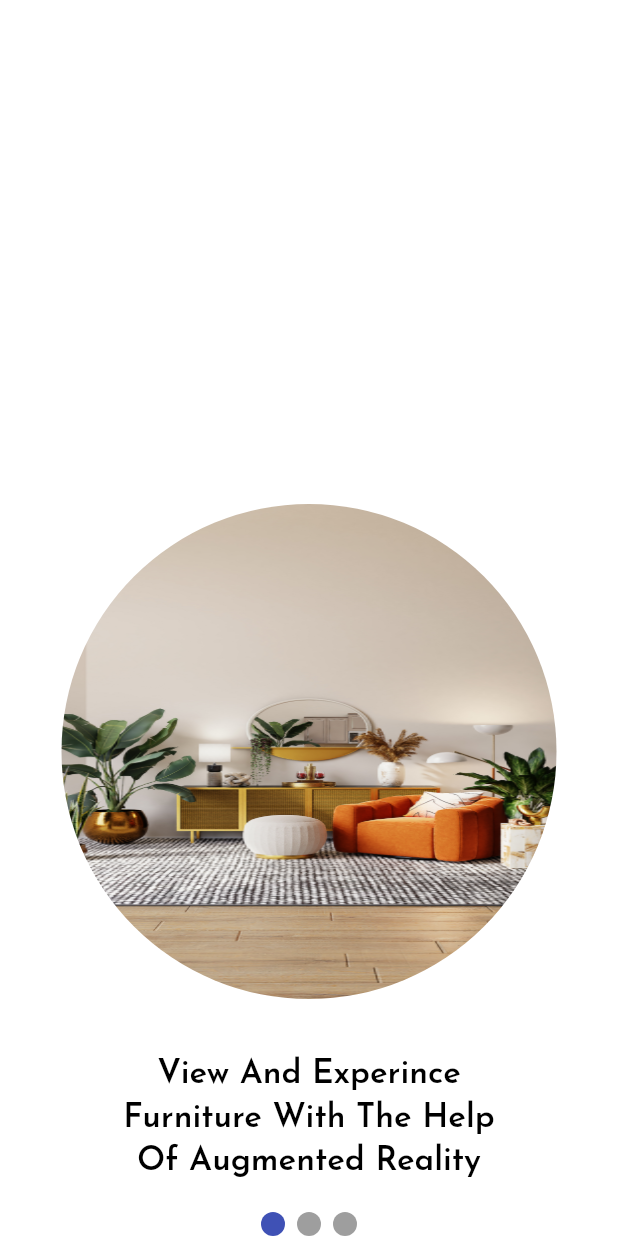
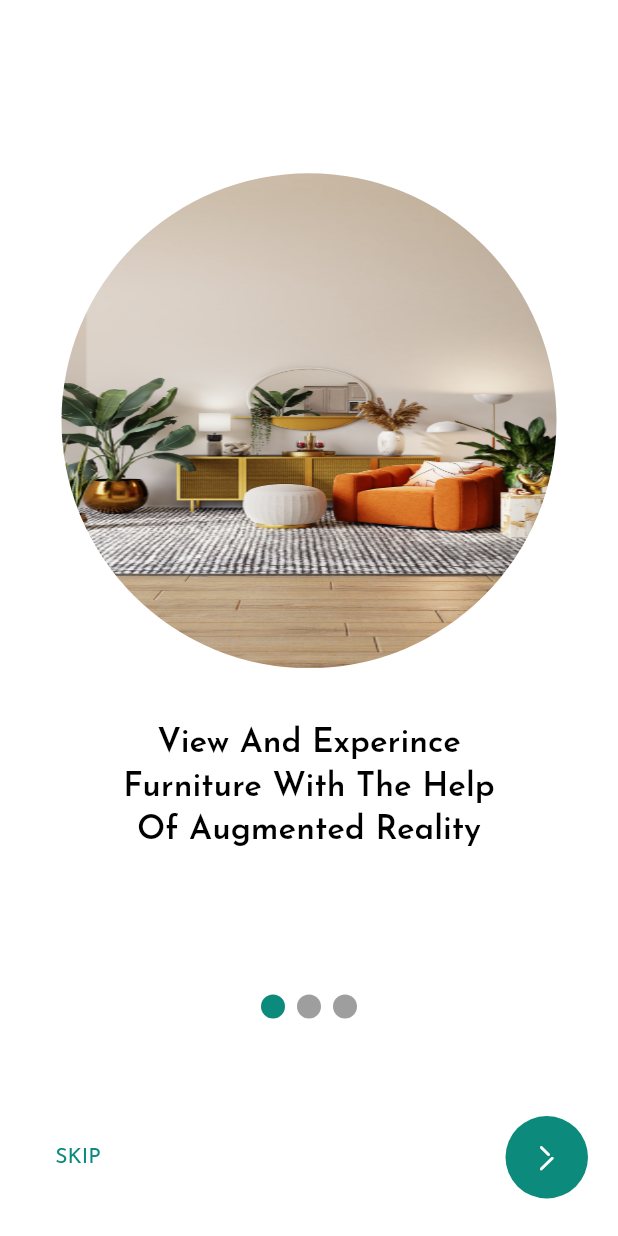
Before and after one commit to Eissa-Ahmed/furniture-Shop, a Flutter app: the screen it shows after launch, on a phone screen of 412 x 824 dp. Run offline on Flutter 3.47's test engine with Material 2 defaults, Android fonts, the phone set to English and light mode, and no system bars; drawn by our look-alikes of smooth_page_indicator; our stand-ins replace get.

Commit message:
finish onBoarding

```diff
--- a/e_commerce_2022/lib/E_Commerce/Constant/theme.dart
+++ b/e_commerce_2022/lib/E_Commerce/Constant/theme.dart
@@ -7,6 +7,15 @@ ThemeData lightTheme = ThemeData(
   fontFamily: "MyFont",
   primarySwatch: ColorsManager.primarySwatch,
   scaffoldBackgroundColor: Colors.white,
+  elevatedButtonTheme: ElevatedButtonThemeData(
+    style: ElevatedButton.styleFrom(
+      animationDuration: const Duration(milliseconds: 700),
+      minimumSize: const Size(double.infinity, 55),
+      shape: RoundedRectangleBorder(
+        borderRadius: BorderRadius.circular(12),
+      ),
+    ),
+  ),
   textTheme: const TextTheme(
     bodyLarge: TextStyle(
       height: 1.3,
@@ -16,10 +25,22 @@ ThemeData lightTheme = ThemeData(
     ),
   ),
 );
+
+///////////////////////
+//////////////////////
 ThemeData darkTheme = ThemeData(
   fontFamily: "MyFont",
   primarySwatch: ColorsManager.primarySwatch,
   scaffoldBackgroundColor: const Color(0xff0A111F),
+  elevatedButtonTheme: ElevatedButtonThemeData(
+    style: ElevatedButton.styleFrom(
+      animationDuration: const Duration(milliseconds: 700),
+      minimumSize: const Size(double.infinity, 55),
+      shape: RoundedRectangleBorder(
+        borderRadius: BorderRadius.circular(12),
+      ),
+    ),
+  ),
   textTheme: const TextTheme(
     bodyLarge: TextStyle(
       height: 1.3,
--- a/e_commerce_2022/lib/E_Commerce/Controller/OnBoardingController/onBoardingController.dart
+++ b/e_commerce_2022/lib/E_Commerce/Controller/OnBoardingController/onBoardingController.dart
@@ -1,9 +1,11 @@
 import 'package:e_commerce_2022/E_Commerce/Constant/StringManage.dart';
+import 'package:flutter/material.dart';
 import 'package:get/get.dart';
 
 class OnBoardingController extends GetxController {
   // Variables
   int currentIndexOnBoardingPage = 0;
+  PageController pageController = PageController();
 
   //Lists
   List<String> onBoardingStrings = [
@@ -23,4 +25,13 @@ class OnBoardingController extends GetxController {
     currentIndexOnBoardingPage = i;
     update();
   }
+
+  inCrementCurrentIndex() {
+    currentIndexOnBoardingPage += 1;
+    pageController.nextPage(
+      curve: Curves.linear,
+      duration: const Duration(milliseconds: 400),
+    );
+    update();
+  }
 }
--- a/e_commerce_2022/lib/E_Commerce/Presentation/LoginScreen/loginScreen.dart
+++ b/e_commerce_2022/lib/E_Commerce/Presentation/LoginScreen/loginScreen.dart
@@ -10,6 +10,11 @@ class LoginSceen extends StatelessWidget {
     return Scaffold(
       appBar: AppBar(
         title: Text(controller.title),
+        leading: IconButton(
+            onPressed: () {
+              Get.back();
+            },
+            icon: const Icon(Icons.arrow_back)),
       ),
     );
   }
--- /dev/null
+++ b/e_commerce_2022/lib/E_Commerce/Presentation/OnBoardingScreen/itemOnBoarding.dart
@@ -0,0 +1,42 @@
+import 'package:e_commerce_2022/E_Commerce/Controller/OnBoardingController/onBoardingController.dart';
+import 'package:flutter/material.dart';
+
+class ItemOnBoarding extends StatelessWidget {
+  const ItemOnBoarding({
+    Key? key,
+    required this.controller,
+    required this.i,
+  }) : super(key: key);
+
+  final OnBoardingController controller;
+  final int i;
+
+  @override
+  Widget build(BuildContext context) {
+    return Column(
+      mainAxisAlignment: MainAxisAlignment.center,
+      children: [
+        Container(
+          margin: const EdgeInsets.all(20),
+          width: double.infinity,
+          height: 330,
+          decoration: BoxDecoration(
+            shape: BoxShape.circle,
+            image: DecorationImage(
+              image: AssetImage(controller.onBoardingImages[i]),
+              fit: BoxFit.fill,
+            ),
+          ),
+        ),
+        const SizedBox(
+          height: 15,
+        ),
+        Text(
+          controller.onBoardingStrings[i],
+          style: Theme.of(context).textTheme.bodyLarge,
+          textAlign: TextAlign.center,
+        ),
+      ],
+    );
+  }
+}
--- a/e_commerce_2022/lib/E_Commerce/Presentation/OnBoardingScreen/onBoardingScreen.dart
+++ b/e_commerce_2022/lib/E_Commerce/Presentation/OnBoardingScreen/onBoardingScreen.dart
@@ -1,4 +1,8 @@
+import 'package:e_commerce_2022/E_Commerce/Constant/StringManage.dart';
+import 'package:e_commerce_2022/E_Commerce/Constant/colorsManager.dart';
 import 'package:e_commerce_2022/E_Commerce/Controller/OnBoardingController/onBoardingController.dart';
+import 'package:e_commerce_2022/E_Commerce/Presentation/OnBoardingScreen/itemOnBoarding.dart';
+import 'package:e_commerce_2022/E_Commerce/Presentation/OnBoardingScreen/rowButtomOnBoarding.dart';
 import 'package:flutter/material.dart';
 import 'package:get/get.dart';
 import 'package:smooth_page_indicator/smooth_page_indicator.dart';
@@ -14,49 +18,34 @@ class OnBoardingScreen extends StatelessWidget {
           children: [
             Expanded(
               child: PageView.builder(
+                controller: controller.pageController,
                 onPageChanged: (i) {
                   controller.changeCurrentIndiactor(i);
                 },
                 physics: const BouncingScrollPhysics(),
                 itemBuilder: (context, i) {
-                  return Column(
-                    children: [
-                      const Spacer(),
-                      Container(
-                        margin: const EdgeInsets.all(20),
-                        width: double.infinity,
-                        height: 330,
-                        decoration: BoxDecoration(
-                          shape: BoxShape.circle,
-                          image: DecorationImage(
-                            image: AssetImage(controller.onBoardingImages[i]),
-                            fit: BoxFit.fill,
-                          ),
-                        ),
-                      ),
-                      const SizedBox(
-                        height: 15,
-                      ),
-                      Text(
-                        controller.onBoardingStrings[i],
-                        style: Theme.of(context).textTheme.bodyLarge,
-                        textAlign: TextAlign.center,
-                      ),
-                    ],
+                  return ItemOnBoarding(
+                    controller: controller,
+                    i: i,
                   );
                 },
                 itemCount: controller.onBoardingImages.length,
               ),
             ),
-            const SizedBox(
-              height: 20,
-            ),
             GetBuilder(
               init: OnBoardingController(),
-              builder: (c) => AnimatedSmoothIndicator(
-                activeIndex: c.currentIndexOnBoardingPage,
-                count: c.onBoardingImages.length,
-                effect: const WormEffect(),
+              builder: (c) => customIndicator(c),
+            ),
+            const SizedBox(
+              height: 40,
+            ),
+            GetBuilder<OnBoardingController>(
+              builder: (c) => Padding(
+                padding:
+                    const EdgeInsets.symmetric(horizontal: 20, vertical: 25),
+                child: c.currentIndexOnBoardingPage == 2
+                    ? buttomOnBoarding()
+                    : RowButtomOnBoarding(controller: controller),
               ),
             )
           ],
@@ -64,4 +53,26 @@ class OnBoardingScreen extends StatelessWidget {
       ),
     );
   }
+
+  ElevatedButton buttomOnBoarding() {
+    return ElevatedButton(
+      onPressed: () {
+        Get.offAllNamed(RoutesString.loginScreen);
+      },
+      child: const Text(
+        "Get Started",
+        style: TextStyle(color: Colors.white),
+      ),
+    );
+  }
+
+  AnimatedSmoothIndicator customIndicator(OnBoardingController c) {
+    return AnimatedSmoothIndicator(
+      activeIndex: c.currentIndexOnBoardingPage,
+      count: c.onBoardingImages.length,
+      effect: const WormEffect(
+        activeDotColor: ColorsManager.primaryColor,
+      ),
+    );
+  }
 }
--- /dev/null
+++ b/e_commerce_2022/lib/E_Commerce/Presentation/OnBoardingScreen/rowButtomOnBoarding.dart
@@ -0,0 +1,47 @@
+import 'package:e_commerce_2022/E_Commerce/Constant/StringManage.dart';
+import 'package:e_commerce_2022/E_Commerce/Constant/colorsManager.dart';
+import 'package:e_commerce_2022/E_Commerce/Controller/OnBoardingController/onBoardingController.dart';
+import 'package:e_commerce_2022/E_Commerce/Helpers/iconBroken.dart';
+import 'package:flutter/material.dart';
+import 'package:get/get.dart';
+
+class RowButtomOnBoarding extends StatelessWidget {
+  const RowButtomOnBoarding({
+    Key? key,
+    required this.controller,
+  }) : super(key: key);
+
+  final OnBoardingController controller;
+
+  @override
+  Widget build(BuildContext context) {
+    return Row(
+      mainAxisAlignment: MainAxisAlignment.spaceBetween,
+      children: [
+        TextButton(
+          onPressed: () {
+            Get.offAllNamed(RoutesString.loginScreen);
+          },
+          child: const Text("SKIP"),
+        ),
+        InkWell(
+          onTap: () {
+            controller.inCrementCurrentIndex();
+          },
+          child: Container(
+            width: 55,
+            height: 55,
+            decoration: const BoxDecoration(
+              shape: BoxShape.circle,
+              color: ColorsManager.primaryColor,
+            ),
+            child: const Icon(
+              IconBroken.Arrow___Right_2,
+              color: Colors.white,
+            ),
+          ),
+        ),
+      ],
+    );
+  }
+}
```
